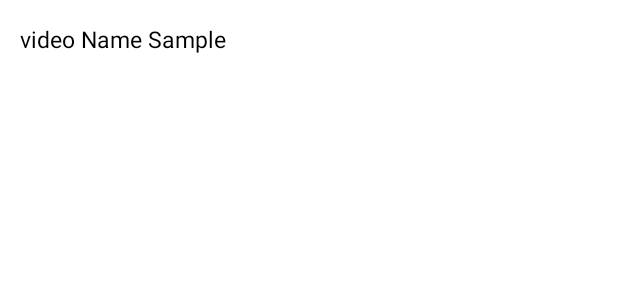
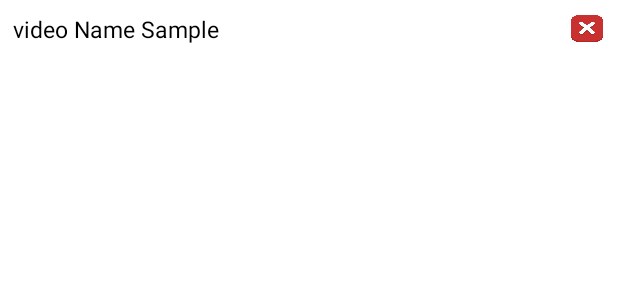
Before and after one commit to cnelindia-com/View4all, an Android app: the layout offline_list_item.xml on its own in the app's theme, with its tools: preview values and no code run, on a phone screen of 412 x 824 dp. Shown: the top 300 px of the screen. Run offline under Robolectric (Android 15) with nearby library versions, the phone set to English and light mode, and no system bars; Roboto replaces fonts that are not available here.

Commit message:
01/09/2022

```diff
--- a/app/src/main/java/com/example/viewall/activities/SportsActivity.java
+++ b/app/src/main/java/com/example/viewall/activities/SportsActivity.java
@@ -206,7 +206,7 @@ public class SportsActivity extends AppCompatActivity {
                     String bannerUrl = "";
                     String tempStr = "";
                     for (int i = 0; i < bannerList.size(); i++) {
-                        tempStr = bannerList.get(i).getImageUrl().replace("http://dev.view4all.tv/content/", "");
+                        tempStr = bannerList.get(i).getImageUrl().replace("http://appdev.view4all.tv/content/", "");
                         /*bannerUrl = bannerUrl + ", " + tempStr;*/
                         //Calling channel1 api
                         callChannel1Api(tempStr);
@@ -281,10 +281,10 @@ public class SportsActivity extends AppCompatActivity {
         super.onPause();
         //Saving the current page name in the prefrence
         /*SharePrefrancClass.getInstance(SportsActivity.this).savePref("fromActivity",
-                "http://dev.view4all.tv/channel/770ac6a1-2cdc-4235-8058-74d618aaaf2f/");*/
+                "http://appdev.view4all.tv/channel/770ac6a1-2cdc-4235-8058-74d618aaaf2f/");*/
 
         SharePrefrancClass.getInstance(SportsActivity.this).savePref("fromActivity",
-                "http://dev.view4all.tv/channel/"+ listData.get(0).getChannelId() + "/");
+                "http://appdev.view4all.tv/channel/"+ listData.get(0).getChannelId() + "/");
     }
 
     private void callChannel(String channelId) {
--- a/app/src/main/java/com/example/viewall/adapters/SingleCategoryAdapter.java
+++ b/app/src/main/java/com/example/viewall/adapters/SingleCategoryAdapter.java
@@ -119,10 +119,10 @@ public class SingleCategoryAdapter extends RecyclerView.Adapter<SingleCategoryAd
                 strChannelName = headerItem.getName();
 
                 strVideoName = dataItem.getUrlVideo()
-                        .replace("http://dev.view4all.tv/content/", "");
+                        .replace("http://appdev.view4all.tv/content/", "");
 
                 strAdVideoNameToStore = dataItem.getAddUrlVideo()
-                        .replace("http://dev.view4all.tv/content/", "");
+                        .replace("http://appdev.view4all.tv/content/", "");
 
                 //Call advert download method here
                 callDownloadAdvt();
--- a/app/src/main/res/layout/activity_base_url.xml
+++ b/app/src/main/res/layout/activity_base_url.xml
@@ -68,7 +68,7 @@
                 android:layout_height="wrap_content"
                 android:drawablePadding="10dp"
                 android:hint="Enter Base URL here"
-                android:text="http://dev.view4all.tv/API/"
+                android:text="http://appdev.view4all.tv/API/"
                 android:singleLine="true"
                 android:inputType="text" />
         </com.google.android.material.textfield.TextInputLayout>
--- a/app/src/main/res/layout/offline_list_item.xml
+++ b/app/src/main/res/layout/offline_list_item.xml
@@ -1,37 +1,57 @@
 <?xml version="1.0" encoding="utf-8"?>
 <LinearLayout xmlns:android="http://schemas.android.com/apk/res/android"
-    android:orientation="vertical"
-    android:padding="5dp"
     android:id="@+id/rootLayoutId"
     android:layout_width="match_parent"
-    android:layout_height="wrap_content">
+    android:layout_height="wrap_content"
+    android:orientation="vertical"
+    android:padding="5dp">
 
     <ImageView
-        android:visibility="gone"
         android:id="@+id/imgVid"
         android:layout_width="80dp"
         android:layout_height="70dp"
         android:scaleType="fitXY"
-        android:src="@drawable/mainlogo" />
+        android:src="@drawable/mainlogo"
+        android:visibility="gone" />
+
     <TextView
-        android:visibility="gone"
         android:id="@+id/catNameTxtId"
         android:layout_width="match_parent"
         android:layout_height="wrap_content"
         android:layout_marginTop="10dp"
         android:text="Cat name"
         android:textColor="@color/Red"
-        android:textSize="18dp" />
-    <TextView
-        android:visibility="visible"
-        android:id="@+id/videoNameId"
+        android:textSize="18dp"
+        android:visibility="gone" />
+
+    <LinearLayout
+        android:orientation="horizontal"
+        android:weightSum="10"
+        android:gravity="center_vertical"
         android:layout_width="match_parent"
-        android:layout_height="wrap_content"
-        android:layout_marginLeft="8dp"
-        android:layout_marginTop="10dp"
-        android:text="video Name Sample"
-        android:textColor="@color/black"
-        android:textSize="15dp" />
+        android:layout_height="wrap_content">
+
+        <TextView
+            android:id="@+id/videoNameId"
+            android:layout_width="0dp"
+            android:layout_height="wrap_content"
+            android:layout_weight="9.4"
+            android:layout_marginLeft="8dp"
+            android:layout_margin="3dp"
+            android:text="video Name Sample"
+            android:textColor="@color/black"
+            android:textSize="15dp"
+            android:visibility="visible" />
+
+        <ImageView
+            android:id="@+id/deleteOfflineButtonId"
+            android:src="@drawable/btn_cancel"
+            android:scaleType="fitXY"
+            android:layout_weight="0.6"
+            android:layout_margin="3dp"
+            android:layout_width="0dp"
+            android:layout_height="18dp"/>
+    </LinearLayout>
 
     <!--<androidx.recyclerview.widget.RecyclerView
         android:id="@+id/innerRecycler"
```
Also changed, not shown: app/src/main/java/com/example/viewall/activities/HomeActivity.java (+18 -3 lines), app/src/main/java/com/example/viewall/activities/VideoShowActivity.java (+4 -4 lines), app/src/main/java/com/example/viewall/adapters/OfflineVideoAdapter.java (+47 -0 lines), app/src/main/java/com/example/viewall/utils/DatabaseHandler.java (+7 -0 lines), app/src/main/res/drawable/btn_cancel.png (added).
